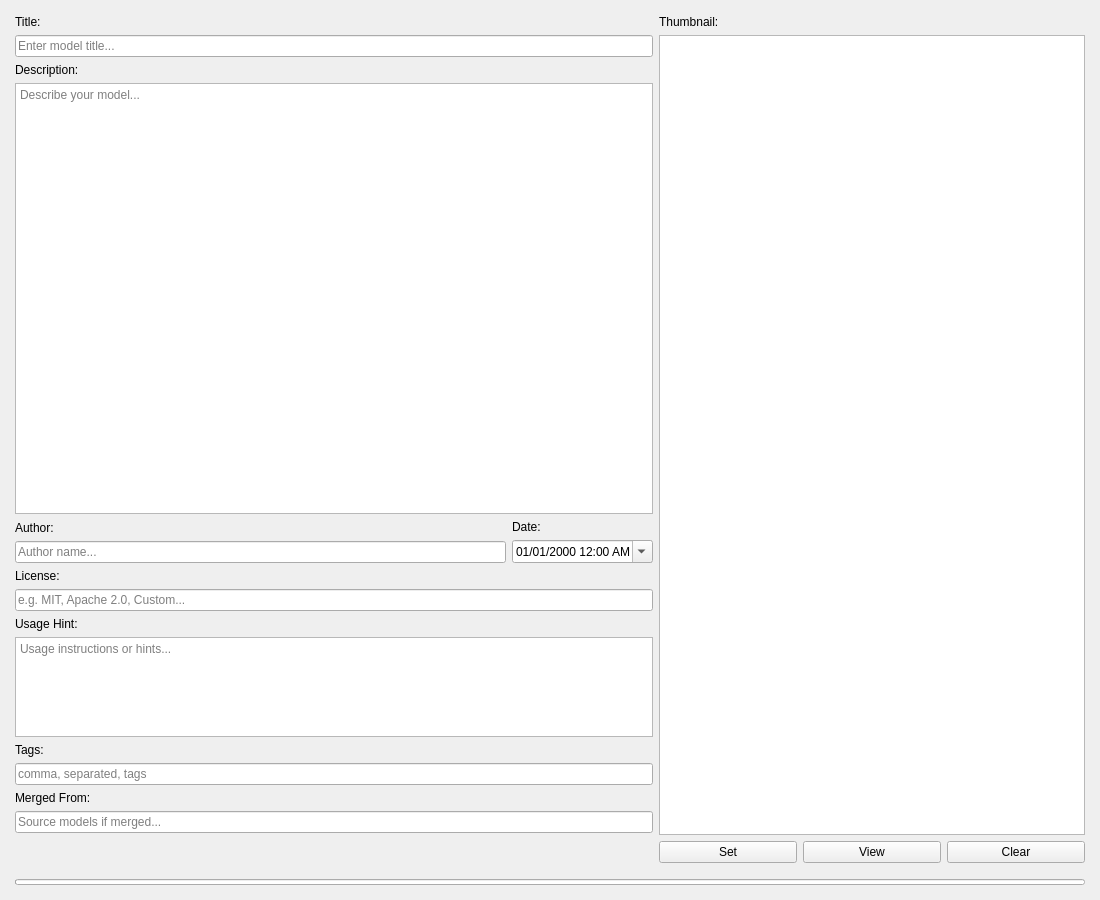
Qt form designer/main_view.ui (KPandaK/metaeditor_safetensors) before a commit.
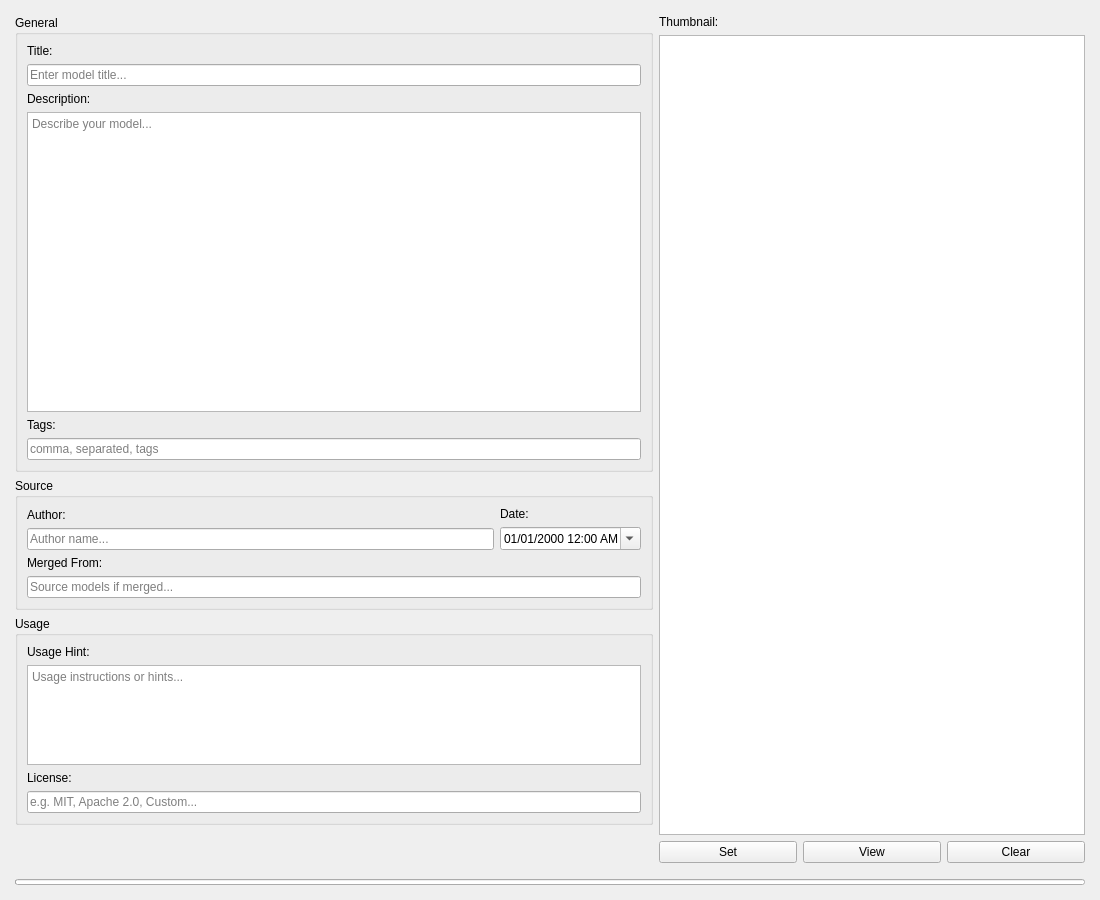
The same form after that commit. Custom widgets are drawn as their Qt base class.

Commit message: Updates to dark theme Adjusted css service, added functionality to automatically refresh widgets with custom property styles Fixed bug where input elements were always focused, clicking on window will now remove focus from input widgets Added group boxes to editor view

Diff of the .ui file:
```diff
--- a/designer/main_view.ui
+++ b/designer/main_view.ui
@@ -29,7 +29,13 @@
    <item>
     <layout class="QHBoxLayout" name="horizontalLayout" stretch="6,4">
      <item>
-      <layout class="QVBoxLayout" name="leftColumn" stretch="0,1,0,0,0,0,0,0">
+      <layout class="QVBoxLayout" name="leftColumn" stretch="0,0,0,0">
+       <item>
+        <widget class="QGroupBox" name="generalBox">
+         <property name="title">
+          <string>General</string>
+         </property>
+         <layout class="QVBoxLayout" name="verticalLayout_2">
        <item>
         <layout class="QVBoxLayout" name="titleGroup">
          <item>
@@ -88,6 +94,33 @@
         </layout>
        </item>
        <item>
+           <layout class="QVBoxLayout" name="tagGroup">
+            <item>
+             <widget class="QLabel" name="tagsLabel">
+              <property name="text">
+               <string>Tags:</string>
+              </property>
+             </widget>
+            </item>
+            <item>
+             <widget class="QLineEdit" name="tagsEdit">
+              <property name="placeholderText">
+               <string>comma, separated, tags</string>
+              </property>
+             </widget>
+            </item>
+           </layout>
+          </item>
+         </layout>
+        </widget>
+       </item>
+       <item>
+        <widget class="QGroupBox" name="sourceBox">
+         <property name="title">
+          <string>Source</string>
+         </property>
+         <layout class="QVBoxLayout" name="verticalLayout_3">
+          <item>
         <layout class="QHBoxLayout" name="authorDateLayout">
          <item>
           <layout class="QVBoxLayout" name="authorLayout">
@@ -152,23 +185,32 @@
         </layout>
        </item>
        <item>
-        <layout class="QVBoxLayout" name="licenseGroup">
+           <layout class="QVBoxLayout" name="mergeGroup">
          <item>
-          <widget class="QLabel" name="licenseLabel">
+             <widget class="QLabel" name="mergedFromLabel">
            <property name="text">
-            <string>License:</string>
+               <string>Merged From:</string>
            </property>
           </widget>
          </item>
          <item>
-          <widget class="QLineEdit" name="licenseEdit">
+             <widget class="QLineEdit" name="mergedFromEdit">
            <property name="placeholderText">
-            <string>e.g. MIT, Apache 2.0, Custom...</string>
+               <string>Source models if merged...</string>
            </property>
           </widget>
          </item>
         </layout>
        </item>
+         </layout>
+        </widget>
+       </item>
+       <item>
+        <widget class="QGroupBox" name="usageBox">
+         <property name="title">
+          <string>Usage</string>
+         </property>
+         <layout class="QVBoxLayout" name="verticalLayout_4">
        <item>
         <layout class="QVBoxLayout" name="usageGroup">
          <item>
@@ -194,40 +236,25 @@
         </layout>
        </item>
        <item>
-        <layout class="QVBoxLayout" name="tagGroup">
+           <layout class="QVBoxLayout" name="licenseGroup">
          <item>
-          <widget class="QLabel" name="tagsLabel">
+             <widget class="QLabel" name="licenseLabel">
            <property name="text">
-            <string>Tags:</string>
+               <string>License:</string>
            </property>
           </widget>
          </item>
          <item>
-          <widget class="QLineEdit" name="tagsEdit">
+             <widget class="QLineEdit" name="licenseEdit">
            <property name="placeholderText">
-            <string>comma, separated, tags</string>
+               <string>e.g. MIT, Apache 2.0, Custom...</string>
            </property>
           </widget>
          </item>
         </layout>
        </item>
-       <item>
-        <layout class="QVBoxLayout" name="mergeGroup">
-         <item>
-          <widget class="QLabel" name="mergedFromLabel">
-           <property name="text">
-            <string>Merged From:</string>
-           </property>
-          </widget>
-         </item>
-         <item>
-          <widget class="QLineEdit" name="mergedFromEdit">
-           <property name="placeholderText">
-            <string>Source models if merged...</string>
-           </property>
-          </widget>
-         </item>
-        </layout>
+         </layout>
+        </widget>
        </item>
        <item>
         <spacer name="verticalSpacer">
```
Lines whose indentation alone changed are shown as unchanged. The commit also changes 12 other files.
